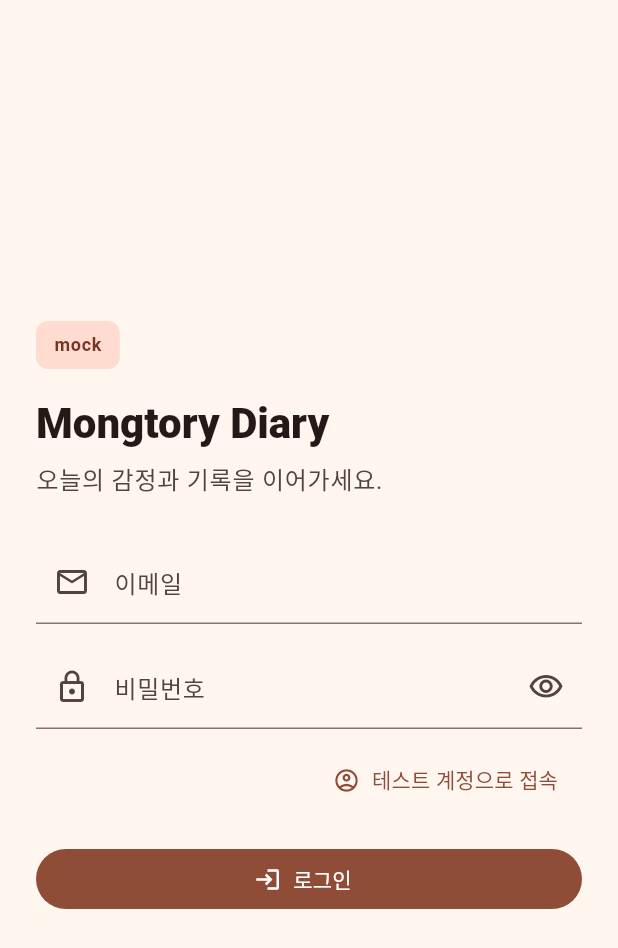
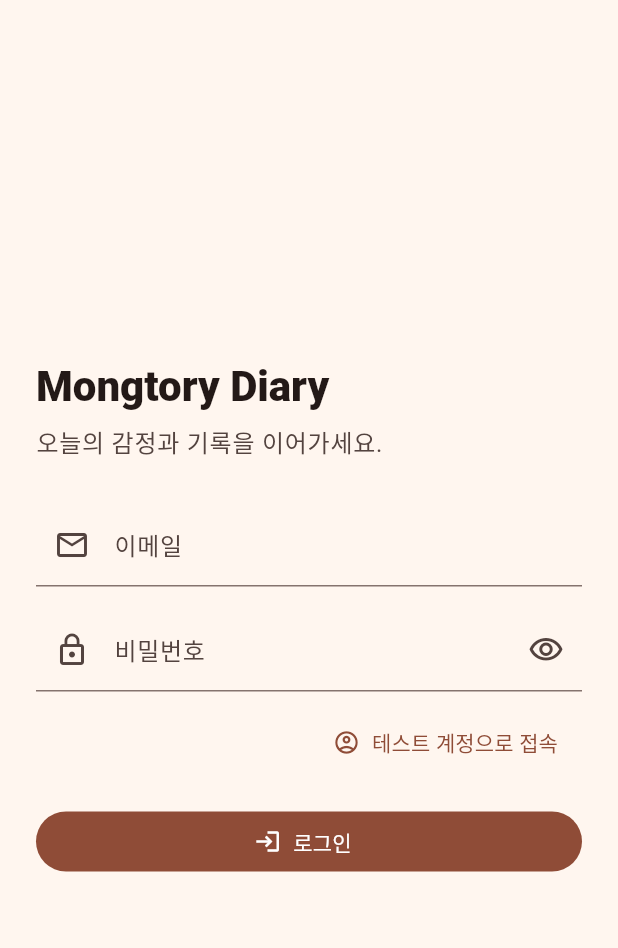
Before and after one commit to yeominsoo/mongtorydiary, a Flutter app: the screen it shows after launch, after a tap on "시작하기", on a phone screen of 412 x 824 dp. Shown: the top 948 px of the screen. Run offline on Flutter 3.47's test engine with Material 3 defaults, Android fonts, the light colour scheme and no system bars; our stand-ins replace file_picker, flutter_riverpod.

Commit message:
fix: 운영 화면 개발 문구 정리

```diff
--- a/mobile-flutter/lib/presentation/screens/profile/profile_screen.dart
+++ b/mobile-flutter/lib/presentation/screens/profile/profile_screen.dart
@@ -18,7 +18,6 @@ class ProfileScreen extends ConsumerWidget {
     final diaries = ref.watch(diaryListProvider);
     final todos = ref.watch(visibleMonthTodoListProvider);
     final reminder = ref.watch(writingReminderControllerProvider);
-    final dataSourceModeLabel = ref.watch(dataSourceModeLabelProvider);
     final userName = session.status == SessionStatus.signedIn
         ? session.session?.user.nickname ?? '몽토리 사용자'
         : '게스트';
@@ -35,7 +34,6 @@ class ProfileScreen extends ConsumerWidget {
             child: _MongtoryStatusCard(
               userName: userName,
               userEmail: userEmail,
-              dataSourceModeLabel: dataSourceModeLabel,
               diaries: diaries.valueOrNull ?? const [],
               todos: todos.valueOrNull ?? const [],
             ),
@@ -146,14 +144,12 @@ class _MongtoryStatusCard extends StatelessWidget {
   const _MongtoryStatusCard({
     required this.userName,
     required this.userEmail,
-    required this.dataSourceModeLabel,
     required this.diaries,
     required this.todos,
   });
 
   final String userName;
   final String userEmail;
-  final String dataSourceModeLabel;
   final List<DiarySummary> diaries;
   final List<TodoItem> todos;
 
@@ -175,7 +171,7 @@ class _MongtoryStatusCard extends StatelessWidget {
 
     return SectionCard(
       title: '몽토리 컨디션',
-      description: '$userName · $dataSourceModeLabel 데이터',
+      description: '$userName님의 오늘 기록 상태',
       child: Row(
         crossAxisAlignment: CrossAxisAlignment.start,
         children: [
--- a/mobile-flutter/lib/presentation/screens/sign_in_screen.dart
+++ b/mobile-flutter/lib/presentation/screens/sign_in_screen.dart
@@ -40,8 +40,6 @@ class _SignInScreenState extends ConsumerState<SignInScreen> {
     });
 
     final sessionState = ref.watch(sessionControllerProvider);
-    final dataSourceModeLabel = ref.watch(dataSourceModeLabelProvider);
-    final apiBaseUrl = ref.watch(apiBaseUrlProvider);
     final isLoading = sessionState.status == SessionStatus.loading;
     final colorScheme = Theme.of(context).colorScheme;
 
@@ -57,12 +55,7 @@ class _SignInScreenState extends ConsumerState<SignInScreen> {
                 child: Column(
                   crossAxisAlignment: CrossAxisAlignment.stretch,
                   children: [
-                    _SignInHeader(
-                      modeLabel: dataSourceModeLabel,
-                      apiBaseUrl: dataSourceModeLabel == 'remote'
-                          ? apiBaseUrl
-                          : null,
-                    ),
+                    const _SignInHeader(),
                     const SizedBox(height: 28),
                     TextFormField(
                       controller: _emailController,
@@ -215,10 +208,7 @@ class _SignInScreenState extends ConsumerState<SignInScreen> {
 }
 
 class _SignInHeader extends StatelessWidget {
-  const _SignInHeader({required this.modeLabel, this.apiBaseUrl});
-
-  final String modeLabel;
-  final String? apiBaseUrl;
+  const _SignInHeader();
 
   @override
   Widget build(BuildContext context) {
@@ -228,23 +218,6 @@ class _SignInHeader extends StatelessWidget {
     return Column(
       crossAxisAlignment: CrossAxisAlignment.start,
       children: [
-        DecoratedBox(
-          decoration: BoxDecoration(
-            color: colorScheme.primaryContainer,
-            borderRadius: BorderRadius.circular(8),
-          ),
-          child: Padding(
-            padding: const EdgeInsets.symmetric(horizontal: 12, vertical: 8),
-            child: Text(
-              modeLabel,
-              style: textTheme.labelMedium?.copyWith(
-                color: colorScheme.onPrimaryContainer,
-                fontWeight: FontWeight.w700,
-              ),
-            ),
-          ),
-        ),
-        const SizedBox(height: 18),
         Text(
           'Mongtory Diary',
           style: textTheme.headlineMedium?.copyWith(
@@ -259,15 +232,6 @@ class _SignInHeader extends StatelessWidget {
             height: 1.4,
           ),
         ),
-        if (apiBaseUrl != null) ...[
-          const SizedBox(height: 12),
-          Text(
-            apiBaseUrl!,
-            style: textTheme.bodySmall?.copyWith(
-              color: colorScheme.onSurfaceVariant,
-            ),
-          ),
-        ],
       ],
     );
   }
--- a/mobile-flutter/lib/presentation/screens/startup_screen.dart
+++ b/mobile-flutter/lib/presentation/screens/startup_screen.dart
@@ -27,9 +27,11 @@ class StartupScreen extends StatelessWidget {
               ),
               const SizedBox(height: 12),
               Text(
-                'Flutter 기반 모바일 앱 초기화가 완료되었습니다.\n다음 단계는 인증, 일기 CRUD, 캘린더 구조 설계입니다.',
+                '오늘의 일정, TODO, 감정 일기를 한 화면에서 정리하세요.',
                 textAlign: TextAlign.center,
-                style: Theme.of(context).textTheme.bodyLarge?.copyWith(height: 1.5),
+                style: Theme.of(
+                  context,
+                ).textTheme.bodyLarge?.copyWith(height: 1.5),
               ),
               const SizedBox(height: 24),
               FilledButton(
```
Also changed, not shown: 1 other file.
